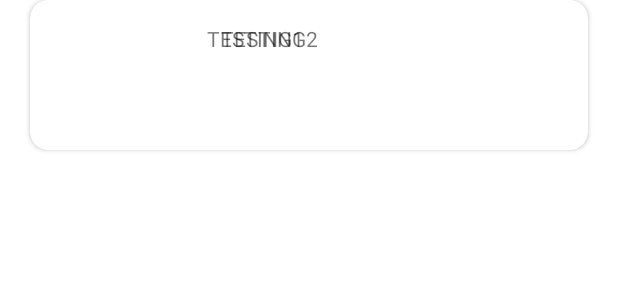
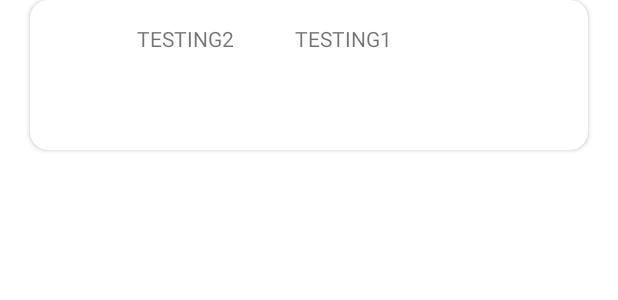
Before and after one commit to hcshires/COMS-309, an Android app: the layout row_layout.xml on its own in the app's theme, with its tools: preview values and no code run, on a phone screen of 412 x 824 dp. Shown: the top 300 px of the screen. Run offline under Robolectric (Android 15) with nearby library versions, the light colour scheme and no system bars; network calls fail; Roboto replaces fonts that are not available here.

Commit message:
working on recycler view/ card viewer

```diff
--- a/Frontend/FoodTime/app/src/main/java/edu/iastate/cs309/hb6/foodtime/ui/cookbook/CookBookFragment.java
+++ b/Frontend/FoodTime/app/src/main/java/edu/iastate/cs309/hb6/foodtime/ui/cookbook/CookBookFragment.java
@@ -9,6 +9,7 @@ import android.widget.TextView;
 import androidx.annotation.NonNull;
 import androidx.fragment.app.Fragment;
 import androidx.lifecycle.ViewModelProvider;
+import androidx.recyclerview.widget.LinearLayoutManager;
 import androidx.recyclerview.widget.RecyclerView;
 
 import java.util.ArrayList;
@@ -32,12 +33,14 @@ public class CookBookFragment extends Fragment {
 
         /* Widgets */
         RecyclerView rvRecipes = (RecyclerView) root.findViewById(R.id.recyclerList);
-
         /* Initialize Tests */
         recipes = Recipe.createRecipeList(5);
-
         /* Adapter */
         CardAdapter adapter = new CardAdapter(recipes);
+        /* Attach adapter to recycler view */
+        rvRecipes.setAdapter(adapter);
+        /* Set layout manager to position items */
+        rvRecipes.setLayoutManager(new LinearLayoutManager(root.getContext()));
 
         return root;
 
--- a/Frontend/FoodTime/app/src/main/res/layout/row_layout.xml
+++ b/Frontend/FoodTime/app/src/main/res/layout/row_layout.xml
@@ -19,22 +19,22 @@
 
         <TextView
             android:id="@+id/textTest2"
-            android:layout_width="83dp"
-            android:layout_height="50dp"
-            android:layout_alignParentEnd="true"
+            android:layout_width="123dp"
+            android:layout_height="65dp"
+            android:layout_alignParentStart="true"
             android:layout_alignParentBottom="true"
-            android:layout_marginEnd="145dp"
-            android:layout_marginBottom="46dp"
+            android:layout_marginStart="55dp"
+            android:layout_marginBottom="26dp"
             android:text="TESTING2" />
 
         <TextView
             android:id="@+id/textTest1"
-            android:layout_width="106dp"
-            android:layout_height="58dp"
-            android:layout_alignParentStart="true"
+            android:layout_width="125dp"
+            android:layout_height="54dp"
+            android:layout_alignParentEnd="true"
             android:layout_alignParentBottom="true"
-            android:layout_marginStart="102dp"
-            android:layout_marginBottom="38dp"
+            android:layout_marginEnd="54dp"
+            android:layout_marginBottom="36dp"
             android:text="TESTING1" />
     </RelativeLayout>
 
```
Also changed, not shown: Frontend/FoodTime/app/src/main/java/edu/iastate/cs309/hb6/foodtime/ui/cookbook/CardAdapter.java (+29 -1 lines).
